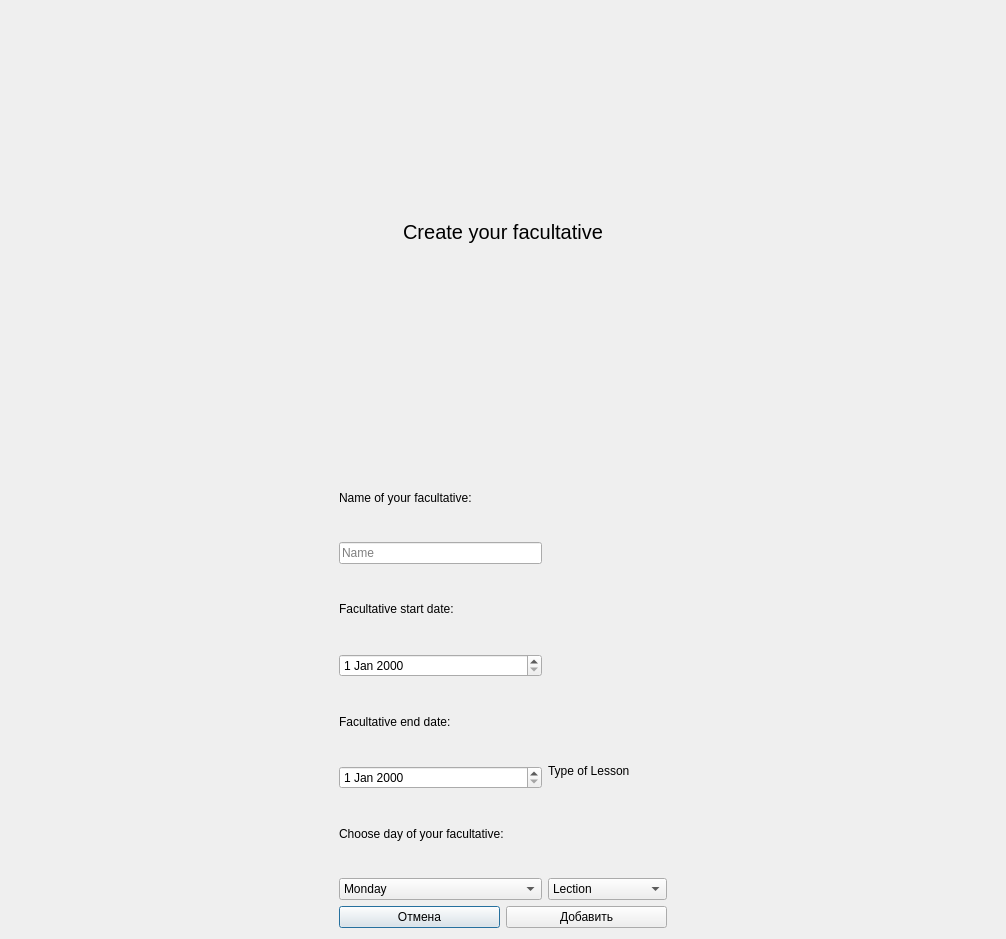
This is Project_files/teachercreatefacultative.ui in cry4alone/FacultativPRO as Qt 5 draws it before an edit. The edited form follows.
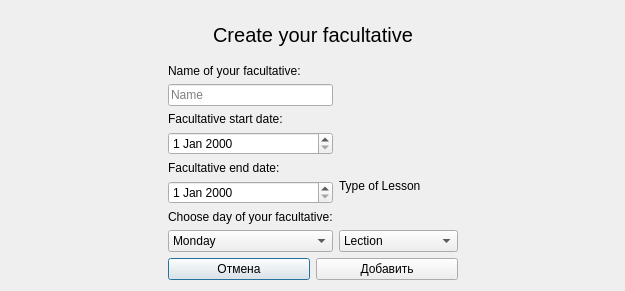
This is the edited form. Icons and pictures are not drawn.

```diff
--- a/Project_files/teachercreatefacultative.ui
+++ b/Project_files/teachercreatefacultative.ui
@@ -6,8 +6,8 @@
    <rect>
     <x>0</x>
     <y>0</y>
-    <width>1006</width>
-    <height>939</height>
+    <width>625</width>
+    <height>291</height>
    </rect>
   </property>
   <property name="windowTitle">
```
Left out of the diff: 6 changed lines with no effect on the pictures.
